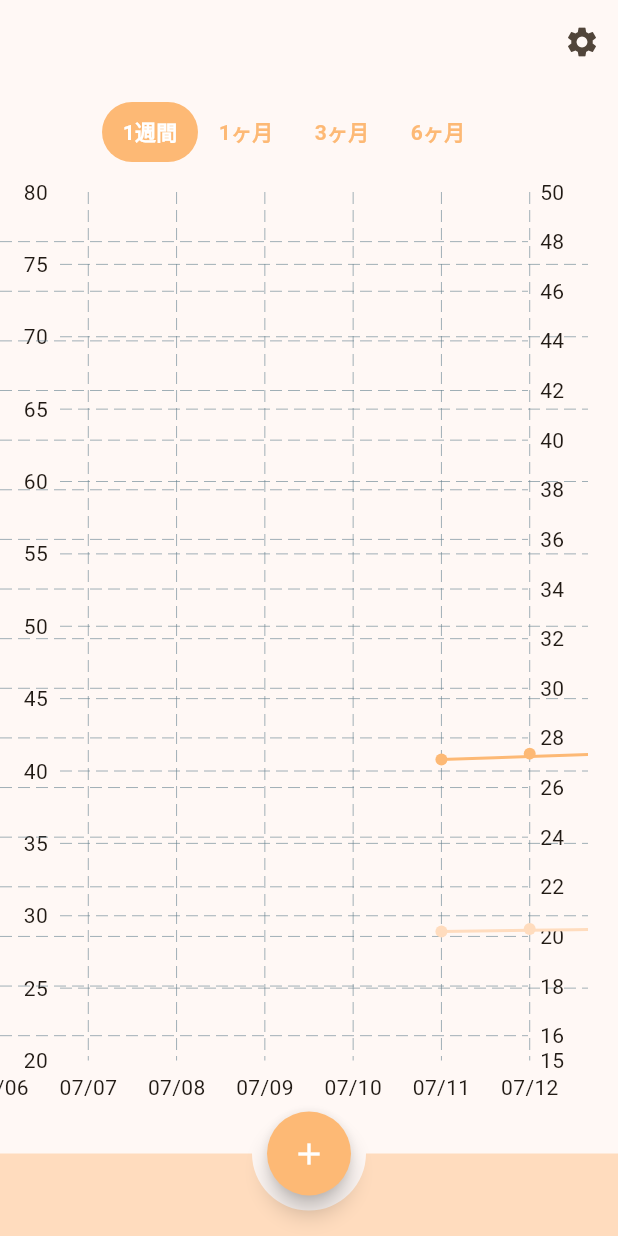
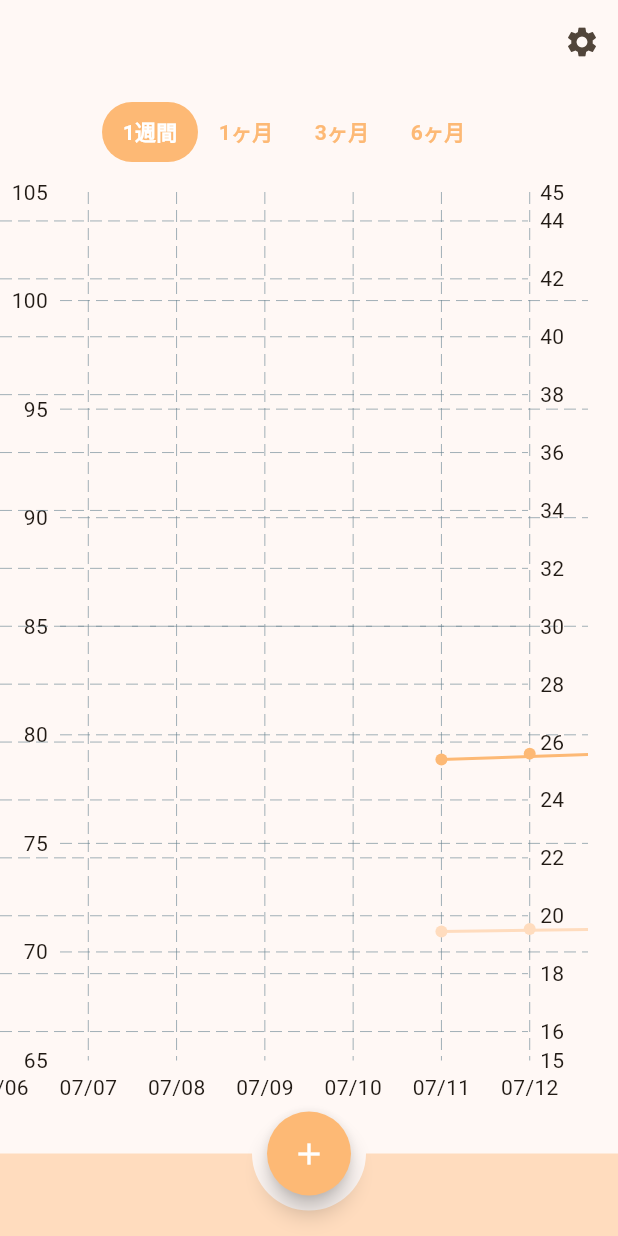
Before and after one commit to IkemotoNanako/moufu, a Flutter app: the screen it shows after launch, after a tap on "1週間", on a phone screen of 412 x 824 dp. Run offline on Flutter 3.47's test engine with Material 3 defaults, Android fonts, the phone set to English and light mode, and no system bars; our stand-ins replace flutter_riverpod, freezed_annotation, riverpod_annotation; generated files the repository leaves out were written again.

Commit message:
feat: メモリを調整

```diff
--- a/lib/ui/controller/can_slide_chart_controller.dart
+++ b/lib/ui/controller/can_slide_chart_controller.dart
@@ -9,74 +9,39 @@ class CanSlideChartController extends _$CanSlideChartController {
   @override
   CanSlideChartState build() {
     return CanSlideChartState(
-      bodyWeightData: [
-        BodyWeightData(date: DateTime(2024, 7, 11), weight: 70.2),
-        BodyWeightData(date: DateTime(2024, 7, 12), weight: 70.3),
-        BodyWeightData(date: DateTime(2024, 7, 13), weight: 70.4),
-        BodyWeightData(date: DateTime(2024, 7, 14), weight: 70.5),
-        BodyWeightData(date: DateTime(2024, 7, 15), weight: 70.6),
-        BodyWeightData(date: DateTime(2024, 7, 16), weight: 70.7),
-        BodyWeightData(date: DateTime(2024, 7, 17), weight: 70.8),
-        BodyWeightData(date: DateTime(2024, 7, 18), weight: 70.9),
-        BodyWeightData(date: DateTime(2024, 7, 19), weight: 71.0),
-      ],
-      bodyFatPercentageData: [
-        BodyFatPercentageData(
-            date: DateTime(2024, 7, 11), bodyFatPercentage: 20.2),
-        BodyFatPercentageData(
-            date: DateTime(2024, 7, 12), bodyFatPercentage: 20.3),
-        BodyFatPercentageData(
-            date: DateTime(2024, 7, 13), bodyFatPercentage: 20.4),
-        BodyFatPercentageData(
-            date: DateTime(2024, 7, 14), bodyFatPercentage: 20.5),
-        BodyFatPercentageData(
-            date: DateTime(2024, 7, 15), bodyFatPercentage: 20.6),
-        BodyFatPercentageData(
-            date: DateTime(2024, 7, 16), bodyFatPercentage: 20.7),
-        BodyFatPercentageData(
-            date: DateTime(2024, 7, 17), bodyFatPercentage: 20.8),
-        BodyFatPercentageData(
-            date: DateTime(2024, 7, 18), bodyFatPercentage: 20.9),
-        BodyFatPercentageData(
-            date: DateTime(2024, 7, 19), bodyFatPercentage: 21.0),
-      ],
-      averageBodyWeightData: _generateAverageBodyWeight([
-        BodyWeightData(date: DateTime(2024, 7, 11), weight: 70.2),
-        BodyWeightData(date: DateTime(2024, 7, 12), weight: 70.3),
-        BodyWeightData(date: DateTime(2024, 7, 13), weight: 70.4),
-        BodyWeightData(date: DateTime(2024, 7, 14), weight: 70.5),
-        BodyWeightData(date: DateTime(2024, 7, 15), weight: 70.6),
-        BodyWeightData(date: DateTime(2024, 7, 16), weight: 70.7),
-        BodyWeightData(date: DateTime(2024, 7, 17), weight: 70.8),
-        BodyWeightData(date: DateTime(2024, 7, 18), weight: 70.9),
-        BodyWeightData(date: DateTime(2024, 7, 19), weight: 71.0),
-      ]),
-      averageBodyFatPercentageData: _generateAverageBodyFatPercentage([
-        BodyFatPercentageData(
-            date: DateTime(2024, 7, 11), bodyFatPercentage: 20.2),
-        BodyFatPercentageData(
-            date: DateTime(2024, 7, 12), bodyFatPercentage: 20.3),
-        BodyFatPercentageData(
-            date: DateTime(2024, 7, 13), bodyFatPercentage: 20.4),
-        BodyFatPercentageData(
-            date: DateTime(2024, 7, 14), bodyFatPercentage: 20.5),
-        BodyFatPercentageData(
-            date: DateTime(2024, 7, 15), bodyFatPercentage: 20.6),
-        BodyFatPercentageData(
-            date: DateTime(2024, 7, 16), bodyFatPercentage: 20.7),
-        BodyFatPercentageData(
-            date: DateTime(2024, 7, 17), bodyFatPercentage: 20.8),
-        BodyFatPercentageData(
-            date: DateTime(2024, 7, 18), bodyFatPercentage: 20.9),
-        BodyFatPercentageData(
-            date: DateTime(2024, 7, 19), bodyFatPercentage: 21.0),
-      ]),
+      bodyWeightData: tmpBodyWeightData,
+      bodyFatPercentageData: tmpBodyFatPercentageData,
+      averageBodyWeightData: _generateAverageBodyWeight(tmpBodyWeightData),
+      averageBodyFatPercentageData:
+          _generateAverageBodyFatPercentage(tmpBodyFatPercentageData),
       rangeType: DateRangeType.week,
+      latestWeight: _getLatestBodyWeight(tmpBodyWeightData).weight,
+      latestBodyFatPercentage:
+          _getLatestBodyFatPercentage(tmpBodyFatPercentageData)
+              .bodyFatPercentage,
     );
   }
 
   void changeRangeType(DateRangeType rangeType) {
     state = state.copyWith(rangeType: rangeType);
+  }
+
+  BodyWeightData _getLatestBodyWeight(List<BodyWeightData> bodyWeightData) {
+    final list = bodyWeightData;
+    list.sort((a, b) => b.date.compareTo(a.date));
+    return list.first;
+  }
+
+  BodyFatPercentageData _getLatestBodyFatPercentage(
+      List<BodyFatPercentageData> bodyFatPercentageData) {
+    final list = bodyFatPercentageData;
+    list.sort((a, b) => b.date.compareTo(a.date));
+    return list.first;
+  }
+
+  DateTime getEarlyBodyWeight(List<BodyWeightData> bodyWeightData) {
+    bodyWeightData.sort((a, b) => a.date.compareTo(b.date));
+    return bodyWeightData.first.date;
   }
 
   List<BodyWeightData> _generateAverageBodyWeight(
@@ -136,3 +101,27 @@ class CanSlideChartController extends _$CanSlideChartController {
     return averageData;
   }
 }
+
+final tmpBodyWeightData = [
+  BodyWeightData(date: DateTime(2024, 7, 11), weight: 70.2),
+  BodyWeightData(date: DateTime(2024, 7, 12), weight: 70.3),
+  BodyWeightData(date: DateTime(2024, 7, 13), weight: 70.4),
+  BodyWeightData(date: DateTime(2024, 7, 14), weight: 70.5),
+  BodyWeightData(date: DateTime(2024, 7, 18), weight: 70.9),
+  BodyWeightData(date: DateTime(2024, 7, 19), weight: 71.0),
+  BodyWeightData(date: DateTime(2024, 7, 15), weight: 70.6),
+  BodyWeightData(date: DateTime(2024, 7, 16), weight: 70.7),
+  BodyWeightData(date: DateTime(2024, 7, 17), weight: 70.8),
+];
+
+final tmpBodyFatPercentageData = [
+  BodyFatPercentageData(date: DateTime(2024, 7, 11), bodyFatPercentage: 20.2),
+  BodyFatPercentageData(date: DateTime(2024, 7, 12), bodyFatPercentage: 20.3),
+  BodyFatPercentageData(date: DateTime(2024, 7, 13), bodyFatPercentage: 20.4),
+  BodyFatPercentageData(date: DateTime(2024, 7, 17), bodyFatPercentage: 20.8),
+  BodyFatPercentageData(date: DateTime(2024, 7, 19), bodyFatPercentage: 21.0),
+  BodyFatPercentageData(date: DateTime(2024, 7, 18), bodyFatPercentage: 20.9),
+  BodyFatPercentageData(date: DateTime(2024, 7, 14), bodyFatPercentage: 20.5),
+  BodyFatPercentageData(date: DateTime(2024, 7, 15), bodyFatPercentage: 20.6),
+  BodyFatPercentageData(date: DateTime(2024, 7, 16), bodyFatPercentage: 20.7),
+];
--- a/lib/ui/page/graph/can_slide_chart.dart
+++ b/lib/ui/page/graph/can_slide_chart.dart
@@ -161,8 +161,8 @@ class _BodyWeightSideTitles extends StatelessWidget {
           ),
         ),
         borderData: FlBorderData(show: false),
-        maxY: 80,
-        minY: 20,
+        maxY: ((state.latestWeight + 30) / 5).ceil() * 5,
+        minY: ((state.latestWeight - 10) / 5).ceil() * 5,
       ),
     );
   }
@@ -299,8 +299,8 @@ class _BodyFatPercentageSlideTitles extends StatelessWidget {
           ),
         ),
         borderData: FlBorderData(show: false),
-        maxY: 50,
-        minY: 15,
+        maxY: ((state.latestBodyFatPercentage + 20) / 5).ceil() * 5,
+        minY: ((state.latestBodyFatPercentage - 10) / 5).ceil() * 5,
       ),
     );
   }
--- a/lib/ui/state/can_slide_chart_state.dart
+++ b/lib/ui/state/can_slide_chart_state.dart
@@ -11,5 +11,7 @@ class CanSlideChartState with _$CanSlideChartState {
     @Default([]) List<BodyWeightData> averageBodyWeightData,
     @Default([]) List<BodyFatPercentageData> averageBodyFatPercentageData,
     @Default(DateRangeType.week) DateRangeType rangeType,
+    @Default(70) double latestWeight,
+    @Default(40) double latestBodyFatPercentage,
   }) = _CanSlideChartState;
 }
```
Also changed, not shown: lib/ui/controller/can_slide_chart_controller.g.dart, lib/ui/state/can_slide_chart_state.freezed.dart.
